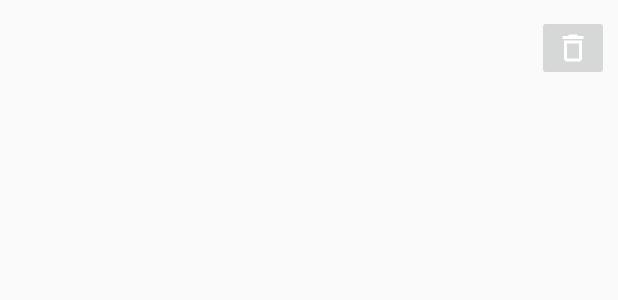
After one commit to ValentinCerneanu/ItemsPlanner, an Android app: the layout my_reservations_adapter_layout.xml on its own in the app's theme, with its tools: preview values and no code run, on a phone screen of 412 x 824 dp. The commit adds this screen. Shown: the top 300 px of the screen. Run offline under Robolectric (Android 15) with nearby library versions, the phone set to English and light mode, and no system bars.

Commit message:
Custom adapter for my reservations and delete buton

```diff
--- a/app/src/main/java/com/example/itemsplanner/activities/MainActivity.java
+++ b/app/src/main/java/com/example/itemsplanner/activities/MainActivity.java
@@ -203,10 +203,10 @@ public class MainActivity extends AppCompatActivity {
 
                     case R.id.nav_logout: {
                         FirebaseAuth.getInstance().signOut();
-                        Intent nextActivity;
-                        nextActivity = new Intent(getBaseContext(), StartActivity.class);
+                        Intent nextActivity = new Intent(getBaseContext(), StartActivity.class);
+                        nextActivity.addFlags(Intent.FLAG_ACTIVITY_CLEAR_TOP);
                         startActivity(nextActivity);
-                        finish();
+                        finishAffinity();
                     }
                     return true;
                 }
--- /dev/null
+++ b/app/src/main/res/drawable/ic_baseline_delete.xml
@@ -0,0 +1,9 @@
+<vector xmlns:android="http://schemas.android.com/apk/res/android"
+    android:width="24dp"
+    android:height="24dp"
+    android:viewportWidth="24"
+    android:viewportHeight="24">
+  <path
+      android:fillColor="#FFF"
+      android:pathData="M6,19c0,1.1 0.9,2 2,2h8c1.1,0 2,-0.9 2,-2L18,7L6,7v12zM8,9h8v10L8,19L8,9zM15.5,4l-1,-1h-5l-1,1L5,4v2h14L19,4z"/>
+</vector>
--- /dev/null
+++ b/app/src/main/res/layout/my_reservations_adapter_layout.xml
@@ -0,0 +1,48 @@
+<!--
+<?xml version="1.0" encoding="utf-8"?>
+<LinearLayout
+    android:layout_width="match_parent"
+    android:layout_height="match_parent"
+    android:orientation="horizontal"
+    xmlns:android="http://schemas.android.com/apk/res/android">
+
+    <TextView
+        android:id="@+id/bookingView"
+        android:layout_width="wrap_content"
+        android:layout_height="wrap_content"
+        android:textSize="18sp"
+        android:layout_marginLeft="14dp"/>
+
+    <ImageButton
+        android:id="@+id/deleteBtn"
+        android:layout_width="wrap_content"
+        android:layout_height="wrap_content"
+        android:src="@drawable/ic_baseline_delete"
+        android:layout_gravity="center_vertical"
+        android:layout_alignParentRight="true"
+        />
+</LinearLayout>-->
+
+<RelativeLayout
+    xmlns:android="http://schemas.android.com/apk/res/android"
+    android:layout_width="fill_parent"
+    android:padding="6dip" android:layout_height="?android:attr/listPreferredItemHeight">
+
+    <ImageButton
+        android:id="@+id/deleteBtn"
+        android:layout_width="wrap_content"
+        android:layout_height="wrap_content"
+        android:layout_alignParentRight="true"
+        android:layout_centerVertical="true"
+        android:src="@drawable/ic_baseline_delete" />
+
+    <TextView
+        android:id="@+id/bookingView"
+        android:layout_width="wrap_content"
+        android:layout_height="wrap_content"
+        android:layout_alignParentLeft="true"
+        android:layout_alignParentBottom="true"
+        android:textSize="18sp"
+        android:layout_marginLeft="14dp"
+        android:layout_toLeftOf="@id/deleteBtn"/>
+</RelativeLayout>
--- a/app/src/main/res/menu/menu_nav.xml
+++ b/app/src/main/res/menu/menu_nav.xml
@@ -4,7 +4,7 @@
 
             <item
                 android:id="@+id/nav_my_items_reservations"
-                android:icon="@drawable/ic_launcher_background"
+                android:icon="@drawable/ic_baseline_my_reservations"
                 android:title="Rezervarile mele" />
         </menu>
     </item>
```
Also changed, not shown: app/src/main/AndroidManifest.xml (+24 -8 lines), app/src/main/java/com/example/itemsplanner/CustomAdapters/MyReservationsAdapter.java (added, +84 -0 lines), app/src/main/java/com/example/itemsplanner/activities/ItemActivity.java (+10 -7 lines), app/src/main/java/com/example/itemsplanner/activities/ItemsActivity.java (+7 -7 lines), app/src/main/java/com/example/itemsplanner/activities/MyItemsReservations.java (+20 -10 lines), app/src/main/java/com/example/itemsplanner/models/Booking.java (+20 -1 lines), app/src/main/res/drawable/ic_baseline_my_reservations.xml (added, +9 -0 lines).
